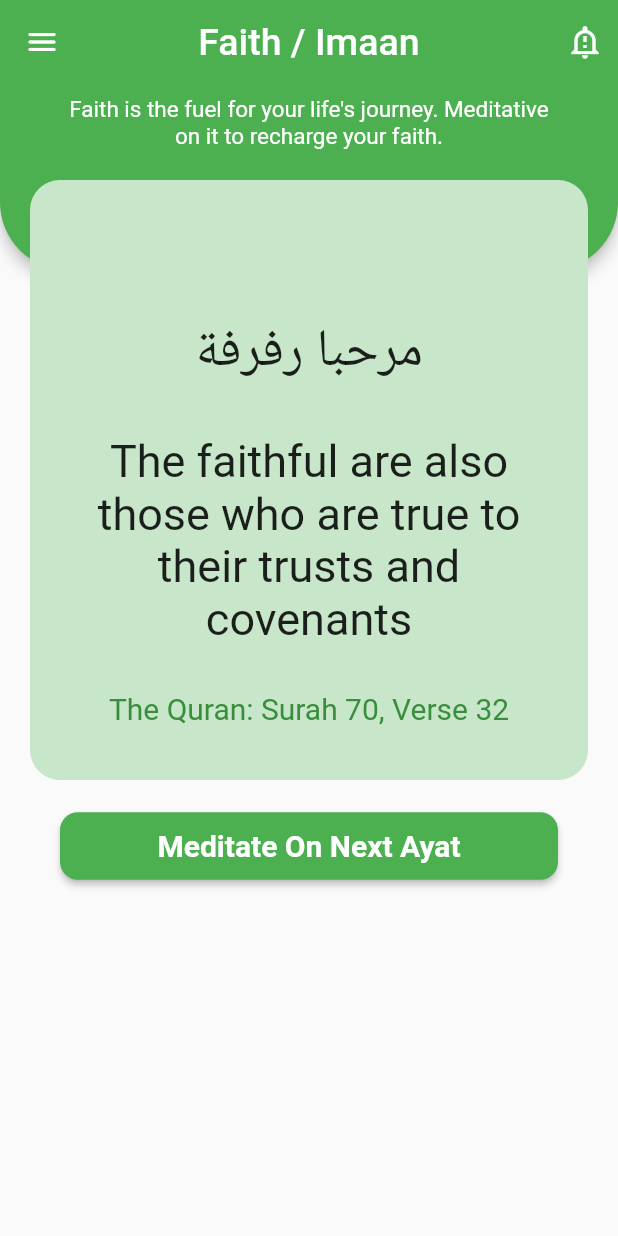
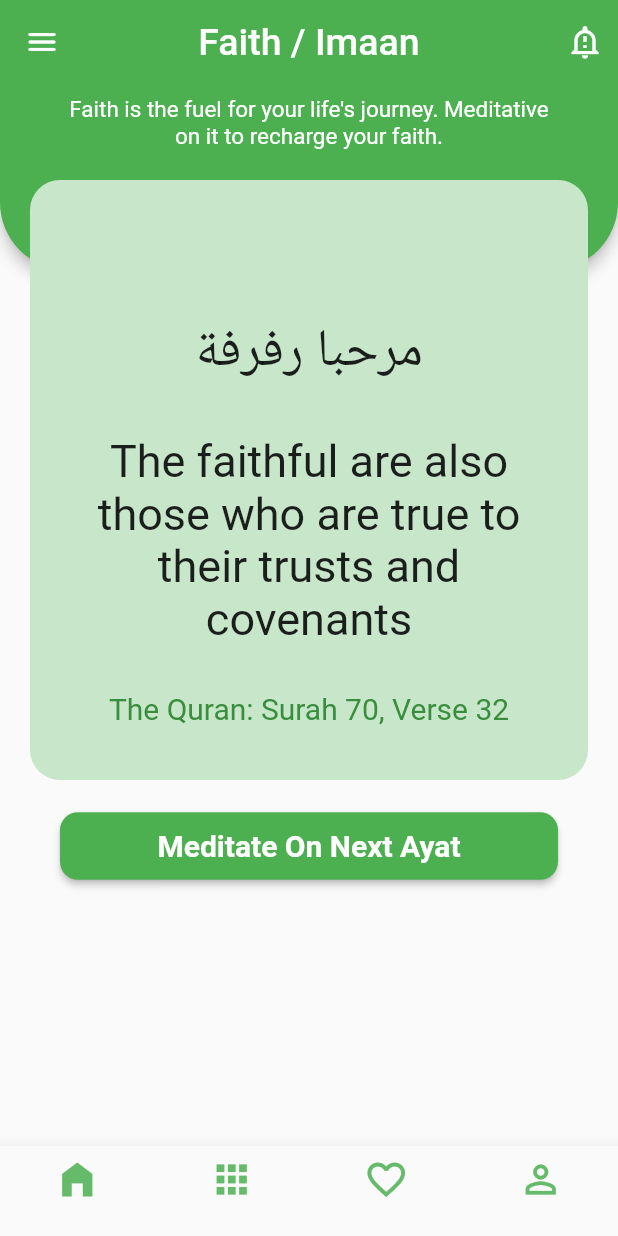
Before and after one commit to NasShihab/ioi, a Flutter app: the screen it shows after launch, after a tap on "Login with Email", on a phone screen of 412 x 824 dp. Run offline on Flutter 3.47's test engine with Material 2 defaults, Android fonts, the phone set to English and light mode, and no system bars.

Commit message:
bottom navigation bar add
fully working with provider

```diff
--- /dev/null
+++ b/lib/bottomNavigationBarPage.dart
@@ -0,0 +1,58 @@
+// ignore_for_file: must_be_immutable
+
+import 'package:flutter/material.dart';
+import 'package:ioi/provider/bottomNavigationBarProvider.dart';
+import 'package:provider/provider.dart';
+
+import 'faithPage.dart';
+import 'meditativePage.dart';
+
+class bottomNavigationBarPage extends StatelessWidget {
+   bottomNavigationBarPage({Key? key}) : super(key: key);
+
+  final screens = [
+    faithPage(),
+    meditativePage(),
+    faithPage(),
+    meditativePage(),
+  ];
+
+  @override
+  Widget build(BuildContext context) {
+    return Consumer<bottomNavigationBarProvider>(builder: (context, provider, child){
+      return Scaffold(
+          bottomNavigationBar: Consumer<bottomNavigationBarProvider>(
+            builder: (context, provider, child){
+              return Container(
+                child: BottomNavigationBar(
+                  type: BottomNavigationBarType.fixed,
+                  iconSize: 30,
+                  currentIndex: provider.pcurrentindex,
+                  onTap: (int index){
+                    provider.updatePcurrentindex(provider.pcurrentindex);
+                    provider.pcurrentindex = index;
+                  },
+                  items: [
+                    BottomNavigationBarItem(
+                        label: '',
+                        icon: Icon(Icons.home_filled, color: Colors.green[400])),
+                    BottomNavigationBarItem(
+                        label: '',
+                        icon: Icon(Icons.apps_outlined, color: Colors.green[400])),
+                    BottomNavigationBarItem(
+                        label: '',
+                        icon: Icon(Icons.favorite_border_outlined,
+                            color: Colors.green[400])),
+                    BottomNavigationBarItem(
+                        label: '',
+                        icon: Icon(Icons.person_outline, color: Colors.green[400])),
+                  ],
+                ),
+              );
+            },
+          ),
+          body: SafeArea(
+            child: screens[provider.pcurrentindex],
+          ));
+    });
+  }}
--- a/lib/homePage.dart
+++ b/lib/homePage.dart
@@ -1,6 +1,6 @@
 import 'package:flutter/cupertino.dart';
 import 'package:flutter/material.dart';
-import 'package:ioi/faithPage.dart';
+import 'package:ioi/bottomNavigationBarPage.dart';
 
 class homePage extends StatelessWidget {
   const homePage({Key? key}) : super(key: key);
@@ -22,7 +22,9 @@ class homePage extends StatelessWidget {
       ),
       child: Scaffold(
         backgroundColor: Colors.transparent,
-        body: SafeArea(
+        body: SingleChildScrollView(
+          scrollDirection: Axis.vertical,
+          child: SafeArea(
             child: Container(
               padding: EdgeInsetsDirectional.only(start: 40, end: 40),
               child: Column(
@@ -92,7 +94,7 @@ class homePage extends StatelessWidget {
                       onPressed: () {
                         Navigator.of(context).push(
                           MaterialPageRoute(
-                          builder: (BuildContext context) => faithPage(),
+                            builder: (BuildContext context) => bottomNavigationBarPage(),
                           ),
                         );
                       },
@@ -149,7 +151,7 @@ class homePage extends StatelessWidget {
                       onPressed: () {
                         Navigator.of(context).push(
                           MaterialPageRoute(
-                          builder: (BuildContext context) => faithPage(),
+                            builder: (BuildContext context) => bottomNavigationBarPage(),
                           ),
                         );
                       },
@@ -170,7 +172,7 @@ class homePage extends StatelessWidget {
                       onPressed: () {
                         Navigator.of(context).push(
                           MaterialPageRoute(
-                          builder: (BuildContext context) => faithPage(),
+                            builder: (BuildContext context) => bottomNavigationBarPage(),
                           ),
                         );
                       },
@@ -189,6 +191,7 @@ class homePage extends StatelessWidget {
             ),
           ),
         ),
+      ),
     );
   }
 }
--- a/lib/main.dart
+++ b/lib/main.dart
@@ -1,5 +1,7 @@
 import 'package:flutter/material.dart';
 import 'package:ioi/homePage.dart';
+import 'package:ioi/provider/bottomNavigationBarProvider.dart';
+import 'package:provider/provider.dart';
 
 void main() {
   runApp(const MyApp());
@@ -10,9 +12,12 @@ class MyApp extends StatelessWidget {
 
   @override
   Widget build(BuildContext context) {
-    return  MaterialApp(
-      debugShowCheckedModeBanner: false,
-      home: homePage(),
+    return ChangeNotifierProvider(
+      create: (context) => bottomNavigationBarProvider(),
+      child: MaterialApp(
+        debugShowCheckedModeBanner: false,
+        home: homePage(),
+      ),
     );
   }
 }
--- /dev/null
+++ b/lib/provider/bottomNavigationBarProvider.dart
@@ -0,0 +1,12 @@
+import 'package:flutter/cupertino.dart';
+
+class bottomNavigationBarProvider extends ChangeNotifier{
+
+  int pcurrentindex = 0;
+
+  void updatePcurrentindex (int pcurrentindex){
+    this.pcurrentindex = pcurrentindex;
+    notifyListeners();
+  }
+
+}
--- a/pubspec.yaml
+++ b/pubspec.yaml
@@ -16,6 +16,7 @@ dependencies:
 
 
   cupertino_icons: ^1.0.2
+  provider: ^6.0.3
 
 dev_dependencies:
   flutter_test:
```
Also changed, not shown: lib/faithPage.dart (+7 -9 lines), pubspec.lock. Lines whose indentation alone changed are shown as unchanged.
